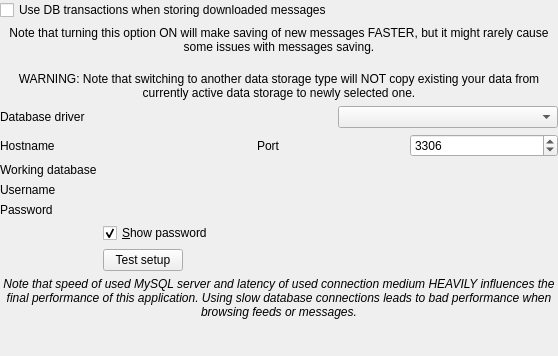
Old version of the form src/gui/settings/settingsdatabase.ui in the repository martinrotter/rssguard.
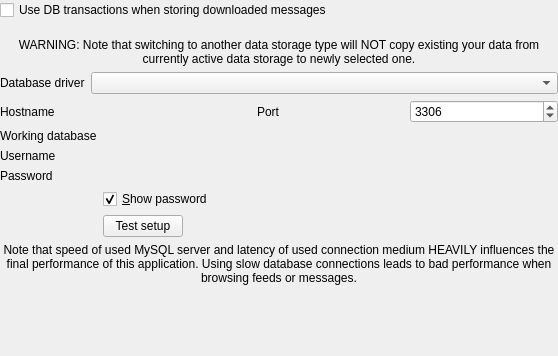
New version of the form. Custom widgets are drawn as their Qt base class.

```diff
--- a/src/gui/settings/settingsdatabase.ui
+++ b/src/gui/settings/settingsdatabase.ui
@@ -23,7 +23,35 @@
    <property name="bottomMargin">
     <number>0</number>
    </property>
-   <item row="5" column="0">
+   <item row="1" column="0" colspan="2">
+    <widget class="QCheckBox" name="m_checkUseTransactions">
+     <property name="toolTip">
+      <string>Note that turning this option ON will make saving of new messages FASTER, but it might rarely cause some issues with messages saving.</string>
+     </property>
+     <property name="text">
+      <string>Use DB transactions when storing downloaded messages</string>
+     </property>
+    </widget>
+   </item>
+   <item row="2" column="0" colspan="2">
+    <widget class="QLabel" name="m_lblDataStorageWarning">
+     <property name="styleSheet">
+      <string notr="true">QLabel {
+	margin-top: 12px;
+}</string>
+     </property>
+     <property name="text">
+      <string>WARNING: Note that switching to another data storage type will NOT copy existing your data from currently active data storage to newly selected one.</string>
+     </property>
+     <property name="alignment">
+      <set>Qt::AlignCenter</set>
+     </property>
+     <property name="wordWrap">
+      <bool>true</bool>
+     </property>
+    </widget>
+   </item>
+   <item row="4" column="0">
     <widget class="QLabel" name="m_lblDatabaseDriver">
      <property name="text">
       <string>Database driver</string>
@@ -33,10 +61,10 @@
      </property>
     </widget>
    </item>
-   <item row="5" column="1">
+   <item row="4" column="1">
     <widget class="QComboBox" name="m_cmbDatabaseDriver"/>
    </item>
-   <item row="6" column="0" colspan="2">
+   <item row="5" column="0" colspan="2">
     <widget class="QStackedWidget" name="m_stackedDatabaseDriver">
      <property name="currentIndex">
       <number>1</number>
@@ -211,11 +239,6 @@
        </item>
        <item row="6" column="0" colspan="2">
         <widget class="QLabel" name="m_lblMysqlInfo">
-         <property name="font">
-          <font>
-           <italic>true</italic>
-          </font>
-         </property>
          <property name="text">
           <string>Note that speed of used MySQL server and latency of used connection medium HEAVILY influences the final performance of this application. Using slow database connections leads to bad performance when browsing feeds or messages.</string>
          </property>
@@ -225,9 +248,6 @@
          <property name="wordWrap">
           <bool>true</bool>
          </property>
-         <property name="margin">
-          <number>10</number>
-         </property>
         </widget>
        </item>
        <item row="4" column="1">
@@ -254,44 +274,6 @@
      </widget>
     </widget>
    </item>
-   <item row="1" column="0">
-    <widget class="QCheckBox" name="m_checkUseTransactions">
-     <property name="text">
-      <string>Use DB transactions when storing downloaded messages</string>
-     </property>
-    </widget>
-   </item>
-   <item row="3" column="0" colspan="2">
-    <widget class="QLabel" name="m_lblDataStorageWarning">
-     <property name="styleSheet">
-      <string notr="true">QLabel {
-	margin-top: 12px;
-}</string>
-     </property>
-     <property name="text">
-      <string>WARNING: Note that switching to another data storage type will NOT copy existing your data from currently active data storage to newly selected one.</string>
-     </property>
-     <property name="alignment">
-      <set>Qt::AlignCenter</set>
-     </property>
-     <property name="wordWrap">
-      <bool>true</bool>
-     </property>
-    </widget>
-   </item>
-   <item row="2" column="0" colspan="2">
-    <widget class="QLabel" name="label_3">
-     <property name="text">
-      <string>Note that turning this option ON will make saving of new messages FASTER, but it might rarely cause some issues with messages saving.</string>
-     </property>
-     <property name="alignment">
-      <set>Qt::AlignHCenter|Qt::AlignTop</set>
-     </property>
-     <property name="wordWrap">
-      <bool>true</bool>
-     </property>
-    </widget>
-   </item>
   </layout>
  </widget>
  <customwidgets>
```
Left out of the diff: 64 changed lines with no effect on the pictures.
